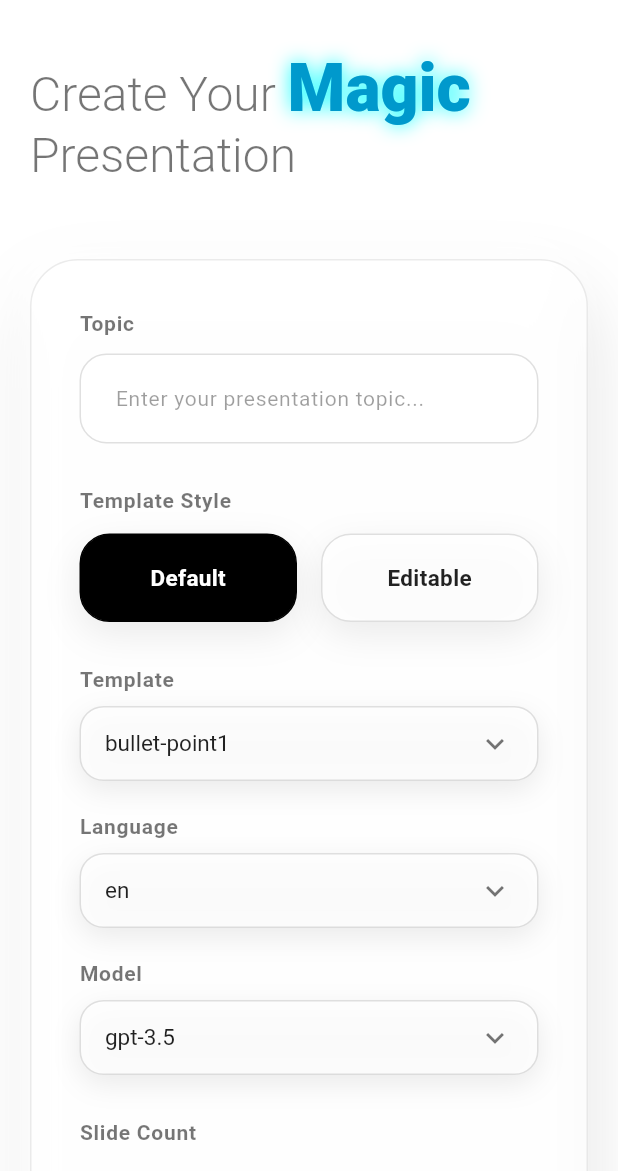
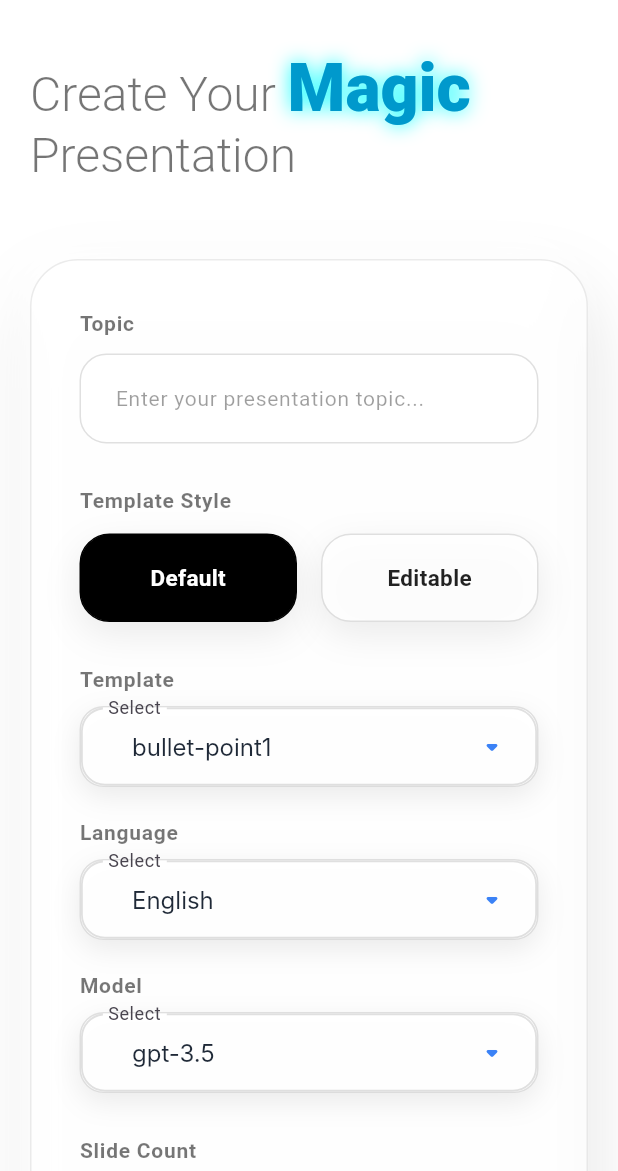
Before and after one commit to shreyas-badachi/MagicSLide, a Flutter app: the HomeScreen screen opened directly, on a phone screen of 412 x 824 dp, the part 65-1236 px from its top. Run offline on Flutter 3.47's test engine with Material 3 defaults, Android fonts, the light colour scheme and no system bars; our stand-ins replace dio, dropdown_button2, flutter_dotenv, supabase_flutter; missing offline and left inert: pdfx; accounts and stored records are empty; Roboto replaces fonts that are missing (Inter).

Commit message:
Fixed Minor Bugs and Added SnackBars

```diff
--- a/lib/core/services/magicslides_service.dart
+++ b/lib/core/services/magicslides_service.dart
@@ -1,6 +1,7 @@
 import 'package:dio/dio.dart';
 import 'package:magicslide/core/models/generate_request.dart';
 import 'package:magicslide/core/models/generate_response.dart';
+import 'package:flutter/foundation.dart';
 
 import '../models/constants/constants.dart';
 
@@ -9,11 +10,11 @@ class MagicSlidesService {
 
   Future<GenerateResponse> generate(GenerateRequest request) async {
     try {
+      debugPrint("Data:${request.toJson()}");
       final response = await _dio.post(
         AppConstants.magicSlidesEndpoint,
         data: request.toJson(),
       );
-
       return GenerateResponse.fromJson(response.data);
     } catch (_) {
       return GenerateResponse(success: false, message: 'API request failed');
--- a/lib/features/home/home_screen.dart
+++ b/lib/features/home/home_screen.dart
@@ -4,6 +4,9 @@ import 'package:magicslide/core/services/magicslides_service.dart';
 import 'package:magicslide/features/generate/view/generate_result_screen.dart';
 import 'package:magicslide/core/services/supabase_service.dart';
 import 'home_viewmodel.dart';
+import 'package:dropdown_button2/dropdown_button2.dart';
+import 'package:magicslide/core/models/constants/constants.dart';
+
 
 class HomeScreen extends StatelessWidget {
   const HomeScreen({super.key});
@@ -156,9 +159,12 @@ class HomeScreen extends StatelessWidget {
                           const SizedBox(height: 20),
                           _glassDropdown(
                             label: 'Language',
-                            value: vm.language,
-                            items: const ['en', 'hi'],
-                            onChanged: (v) => vm.language = v!,
+                            value: vm.languageLabel,
+                            items: vm.languages.map((e) => e['label']!).toList(),
+                            onChanged: (selectedLabel) {
+                              vm.language = vm.valueForLabel(selectedLabel);
+                              vm.notifyListeners();
+                            },
                           ),
                         const SizedBox(height: 20),
                           _glassDropdown(
@@ -198,11 +204,22 @@ class HomeScreen extends StatelessWidget {
                           ),
 
                           const SizedBox(height: 32),
-                          _switchTile('AI Images', vm.aiImages, (v) => vm.aiImages = v),
-                          _switchTile('Image on Each Slide', vm.imageEach, (v) => vm.imageEach = v),
-                          _switchTile('Google Images', vm.googleImage, (v) => vm.googleImage = v),
-                          _switchTile('Google Text', vm.googleText, (v) => vm.googleText = v),
-
+                          _switchTile('AI Images', vm.aiImages, (v) {
+                            vm.aiImages = v;
+                            vm.notifyListeners();
+                          }),
+                          _switchTile('Image on Each Slide', vm.imageEach, (v) {
+                            vm.imageEach = v;
+                            vm.notifyListeners();
+                          }),
+                          _switchTile('Google Images', vm.googleImage, (v) {
+                            vm.googleImage = v;
+                            vm.notifyListeners();
+                          }),
+                          _switchTile('Google Text', vm.googleText, (v) {
+                            vm.googleText = v;
+                            vm.notifyListeners();
+                          }),
                           const SizedBox(height: 40),
 
                           // Pure black generate button
@@ -218,22 +235,21 @@ class HomeScreen extends StatelessWidget {
                                     );
                                     return;
                                   }
-
                                   final user = SupabaseService.client.auth.currentUser;
                                   final email = user?.email ?? 'unknown@example.com';
                                   final request = vm.buildRequest(email);
-
                                   final res = await MagicSlidesService().generate(request);
                                   if (!context.mounted) return;
-
                                   if (res.success && res.data?['url'] != null) {
                                     Navigator.push(
                                       context,
                                       MaterialPageRoute(builder: (_) => GenerateResultScreen(fileUrl: res.data!['url'])),
                                     );
                                   } else {
-                                    ScaffoldMessenger.of(context).showSnackBar(
-                                      SnackBar(content: Text(res.message ?? 'Failed to generate')),
+                                    showFloatingSnackBar(
+                                      context,
+                                      message: "🔑 Please provide your Access Key to generate 🙂.",
+                                      backgroundColor: const Color(0xFF111827),
                                     );
                                   }
                                 },
@@ -310,7 +326,6 @@ class HomeScreen extends StatelessWidget {
         _label(label),
         const SizedBox(height: 8),
         Container(
-          padding: const EdgeInsets.symmetric(horizontal: 16),
           decoration: BoxDecoration(
             color: Colors.white.withOpacity(0.78),
             borderRadius: BorderRadius.circular(16),
@@ -319,31 +334,134 @@ class HomeScreen extends StatelessWidget {
               BoxShadow(color: Colors.black.withOpacity(0.08), blurRadius: 15, offset: const Offset(0, 6)),
             ],
           ),
-          child: DropdownButtonHideUnderline(
-            child: DropdownButton<String>(
+          child:DropdownButtonFormField2<String>(
             value: safeValue,
             isExpanded: true,
-              dropdownColor: Colors.white,
-              style: const TextStyle(color: Colors.black87, fontSize: 15),
-              icon: const Icon(Icons.keyboard_arrow_down, color: Colors.black54),
-              items: items.map((e) => DropdownMenuItem(value: e, child: Text(e))).toList(),
-              onChanged: (v) => v != null ? onChanged(v) : null,
+            decoration: InputDecoration(
+              labelText: "Select",
+              filled: true,
+              fillColor: Colors.white.withOpacity(0.78),   // background
+              contentPadding: const EdgeInsets.symmetric(horizontal: 14, vertical: 14),
+              border: OutlineInputBorder(
+                borderRadius: BorderRadius.circular(16),
+                borderSide: BorderSide(
+                  color: Colors.black.withOpacity(0.12),
+                  width: 1.2,
                 ),
               ),
+              enabledBorder: OutlineInputBorder(
+                borderRadius: BorderRadius.circular(16),
+                borderSide: BorderSide(
+                  color: Colors.black.withOpacity(0.12),
+                  width: 1.2,
+                ),
+              ),
+              focusedBorder: OutlineInputBorder(
+                borderRadius: BorderRadius.circular(16),
+                borderSide: BorderSide(
+                  color: const Color(0xFF3B82F6),  // blue focus color
+                  width: 1.4,
+                ),
+              ),
+            ),
+            items: items.map((e) {
+              return DropdownMenuItem<String>(
+                value: e,
+                child: Text(
+                  e,
+                  style: const TextStyle(
+                    fontFamily: 'Inter',
+                    fontSize: 16,
+                    color: Color(0xFF1F2937),
+                  ),
+                ),
+              );
+            }).toList(),
+            onChanged: (val) {
+              if (val != null) onChanged(val);
+            },
+            dropdownStyleData: DropdownStyleData(
+              decoration: BoxDecoration(
+                borderRadius: BorderRadius.circular(12),
+                color: Colors.white,
+                boxShadow: const [
+                  BoxShadow(
+                    color: Colors.black12,
+                    blurRadius: 8,
+                    offset: Offset(0, 2),
+                  ),
+                ],
+              ),
+            ),
+            iconStyleData: const IconStyleData(
+              icon: Icon(Icons.arrow_drop_down_rounded, color: Color(0xFF3B82F6)),
+            ),
+            style: const TextStyle(
+              fontSize: 16,
+              color: Color(0xFF1F2937),
+              fontFamily: 'Inter',
+            ),
+          )
+
+
         ),
       ],
     );
   }
 
   Widget _switchTile(String title, bool value, Function(bool) onChanged) {
-    return SwitchListTile(
+    return InkWell(
+      onTap: () {
+        onChanged(!value);   // tap on tile toggles the switch
+      },
+      child: SwitchListTile(
         title: Text(title, style: const TextStyle(color: Colors.black87, fontSize: 15)),
         value: value,
-      onChanged: onChanged,
+        onChanged: (v) => onChanged(v),   // direct toggle also works
         activeColor: Colors.black,
-      activeTrackColor: Colors.black26,
+        activeTrackColor: Colors.blue,
         inactiveThumbColor: Colors.black38,
         inactiveTrackColor: Colors.black12,
+        controlAffinity: ListTileControlAffinity.trailing,
+      ),
     );
   }
+  void showFloatingSnackBar(BuildContext context, {
+    required String message,
+    String? actionLabel,
+    VoidCallback? onAction,
+    Duration duration = const Duration(seconds: 4),
+    Color backgroundColor = const Color(0xFF111827), // near-black
+    double borderRadius = 12,
+    EdgeInsets margin = const EdgeInsets.symmetric(horizontal: 20, vertical: 12),
+  }) {
+    final snack = SnackBar(
+      behavior: SnackBarBehavior.floating,
+      elevation: 12,
+      backgroundColor: backgroundColor,
+      duration: duration,
+      margin: margin,
+      shape: RoundedRectangleBorder(borderRadius: BorderRadius.circular(borderRadius)),
+      content: Row(
+        children: [
+          const Text('✨', style: TextStyle(fontSize: 20)), // emoji
+          const SizedBox(width: 12),
+          Expanded(
+            child: Text(
+              message,
+              style: const TextStyle(color: Colors.white, fontWeight: FontWeight.w600),
+            ),
+          ),
+        ],
+      ),
+      action: (actionLabel != null && onAction != null)
+          ? SnackBarAction(label: actionLabel, onPressed: onAction, textColor: Colors.cyanAccent)
+          : null,
+    );
+
+    ScaffoldMessenger.of(context)
+      ..hideCurrentSnackBar()
+      ..showSnackBar(snack);
   }
+
+}
--- a/lib/features/home/home_viewmodel.dart
+++ b/lib/features/home/home_viewmodel.dart
@@ -1,14 +1,19 @@
+// lib/features/home/viewmodel/home_viewmodel.dart
 import 'package:flutter/material.dart';
 import 'package:magicslide/core/models/generate_request.dart';
-
 import '../../core/models/constants/constants.dart';
-
-
 class HomeViewModel extends ChangeNotifier {
   String topic = '';
   String template = 'bullet-point1';
   int slideCount = 10;
+
   String language = 'en';
+
+  final List<Map<String, String>> languages = [
+    {'label': 'English', 'value': 'en'},
+    {'label': 'Hindi', 'value': 'hi'},
+  ];
+
   bool aiImages = false;
   bool imageEach = true;
   bool googleImage = false;
@@ -19,8 +24,10 @@ class HomeViewModel extends ChangeNotifier {
   String watermarkHeight = '';
   String watermarkUrl = '';
   String watermarkPosition = 'BottomRight';
-
-
+  String get languageLabel =>
+      languages.firstWhere((e) => e['value'] == language)['label'] ?? 'English';
+  String valueForLabel(String label) =>
+      languages.firstWhere((e) => e['label'] == label)['value'] ?? 'en';
   GenerateRequest buildRequest(String email) {
     return GenerateRequest(
       topic: topic,
--- a/pubspec.yaml
+++ b/pubspec.yaml
@@ -41,6 +41,7 @@ dependencies:
   url_launcher: ^6.3.0
   pdfx: ^2.9.2
   flutter_dotenv: ^5.1.0
+  dropdown_button2: ^2.3.9
 
 dev_dependencies:
   flutter_test:
```
Also changed, not shown: 1 other file. Lines whose indentation alone changed are shown as unchanged.
